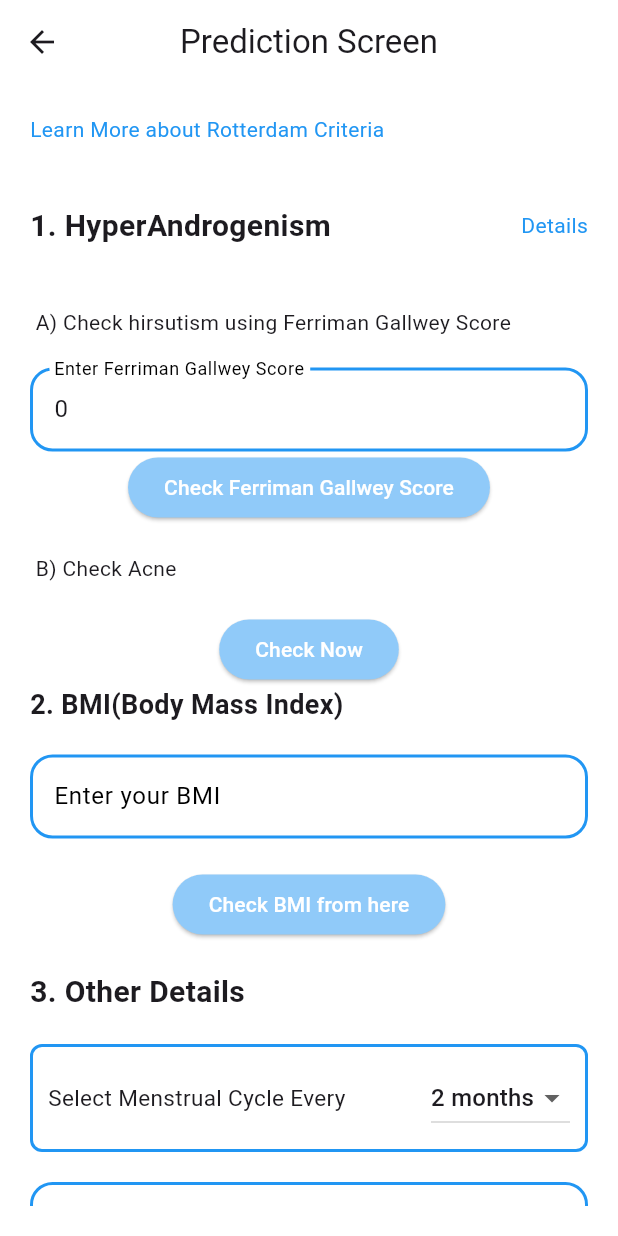
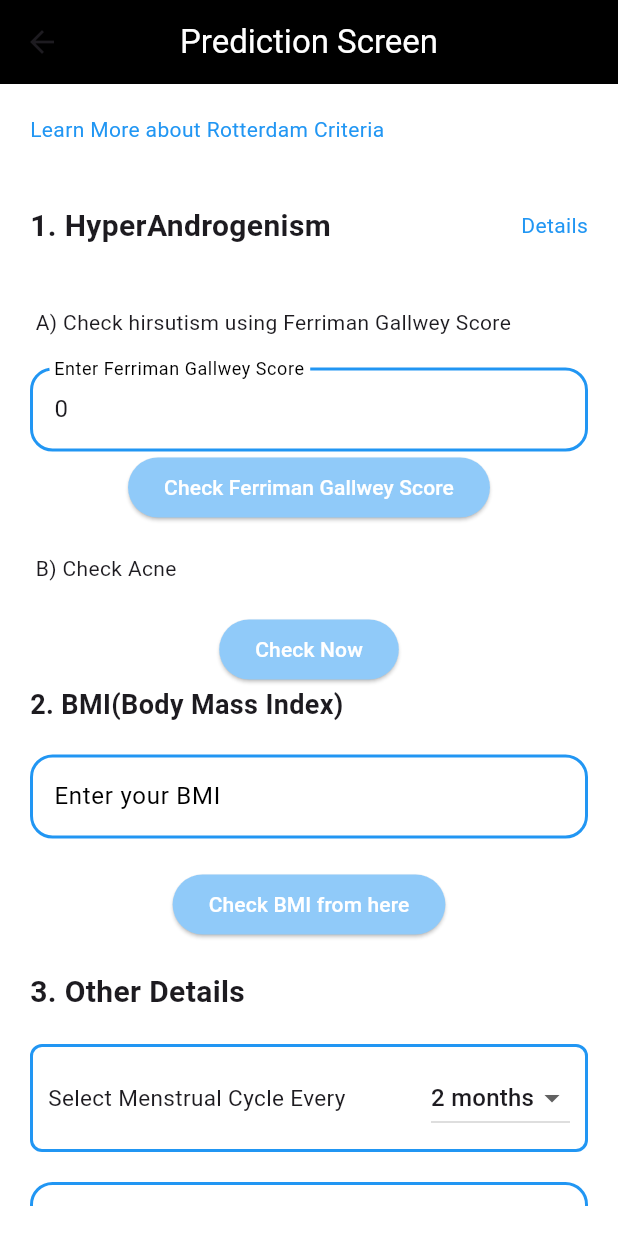
Before and after one commit to Marium22222/Poly-Forensic, a Flutter app: the RotterdamSymptomsScreen screen opened directly, on a phone screen of 412 x 824 dp. Run offline on Flutter 3.47's test engine with Material 3 defaults, Android fonts, the phone set to English and light mode, and no system bars; our stand-ins replace carousel_slider, cloud_firestore, firebase_auth, firebase_core, firebase_storage, flutter_image_compress and 7 more; missing offline and left inert: dart:ffi, flutter_tflite; accounts and stored records are empty; network calls fail.

Commit message:
small last time changes

```diff
--- a/lib/Screens/marium screens/function.dart
+++ b/lib/Screens/marium screens/function.dart
@@ -2,7 +2,7 @@ import 'dart:convert';
 import 'package:http/http.dart' as http;
 
 Future<Map<String, dynamic>> fetchPrediction(Map<String, dynamic> inputData) async {
-  final url = Uri.parse('http://192.168.0.109:5000/api'); // Replace with your Flask API URL
+  final url = Uri.parse('http://192.168.161.110:5000/api'); // Replace with your Flask API URL
   final response = await http.post(
     url,
     headers: {'Content-Type': 'application/json'},
--- a/lib/Screens/marium screens/profile_screen.dart
+++ b/lib/Screens/marium screens/profile_screen.dart
@@ -145,7 +145,7 @@ class _ProfileScreenState extends State<ProfileScreen> {
                                               // userDocument['BMI'].parseInt().toStringAsFixed(3)+
                                               //     "kg/m2"),
                                             userDocument['BMI']==""?"N/A":
-                                            (double.parse(bmi).toStringAsFixed(3)).toString()+" kg/m2",
+                                            (double.parse(bmi).toStringAsFixed(2)).toString()+" kg/m2",
                                           ),
 
 
--- a/lib/Screens/marium screens/rotterdam_symptoms_screen.dart
+++ b/lib/Screens/marium screens/rotterdam_symptoms_screen.dart
@@ -87,9 +87,14 @@ class _RotterdamSymptomsScreenState extends State<RotterdamSymptomsScreen> {
     return Scaffold(
       backgroundColor: Colors.white,
       appBar: AppBar(
-        backgroundColor: Colors.white,
-        title: Text("Prediction Screen"),
+        backgroundColor: Colors.black,
+        title: Text("Prediction Screen",
+        style: TextStyle(
+          color: Colors.white
+        ),),
+
         centerTitle: true,
+
       ),
       body:StreamBuilder(
         stream: FirebaseFirestore.instance.collection('users').doc(globals.login).snapshots(),
@@ -653,6 +658,11 @@ class _RotterdamSymptomsScreenState extends State<RotterdamSymptomsScreen> {
                           ),
                         ),
                         SizedBox(height: 20,),
+                        Text("Note: Enter number of follicles in left and right ovary if known, Enter 6 in both fields otherwise.",
+                          style: TextStyle(
+                              color:Colors.red
+                          ),),
+                        SizedBox(height: 20,),
                         TextFormField(
                           validator: (value) {
                             if (value == null || value.isEmpty) {
```
Also changed, not shown: lib/Screens/marium screens/Awareness_opening.dart (+7 -6 lines), lib/Screens/marium screens/Detection_Camera.dart (+15 -1 lines).
